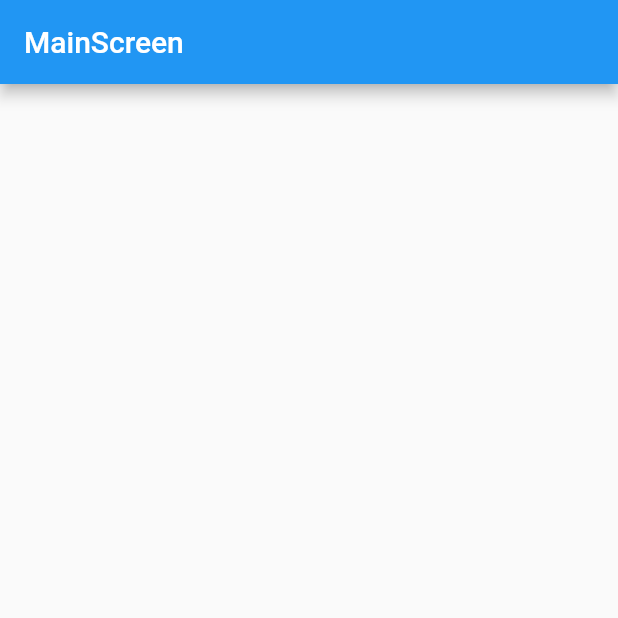
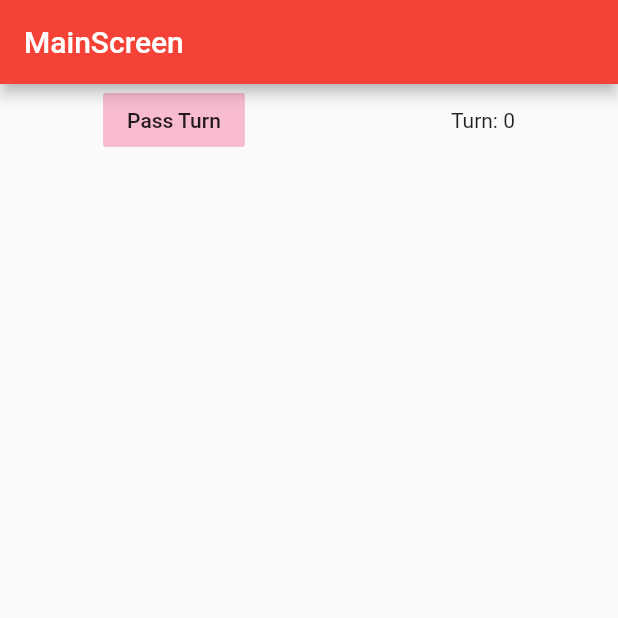
Before and after one commit to jorgegh2/Dungeons-and-Dragons-Order-Turns-App, a Flutter app: the screen it shows after launch, on a phone screen of 412 x 824 dp, the top half of it. Run offline on Flutter 3.47's test engine with Material 2 defaults, Android fonts, the phone set to English and light mode, and no system bars; our stand-ins replace cloud_firestore; accounts and stored records are empty.

Commit message:
order turn with "Pass Turn" and turn counter done

```diff
--- a/dungeons_and_dragons_order_turns/lib/main.dart
+++ b/dungeons_and_dragons_order_turns/lib/main.dart
@@ -13,16 +13,53 @@ class MyApp extends StatelessWidget {
   }
 }
 
-class MainScreen extends StatelessWidget {
+class MainScreen extends StatefulWidget {
+  @override
+  _MainScreenState createState() => _MainScreenState();
+}
+
+class _MainScreenState extends State<MainScreen> {
+  int current_turn = 0;
   @override
   Widget build(BuildContext context) {
     final db = Firestore.instance;
     return Scaffold(
       appBar: AppBar(
+        backgroundColor: Colors.red,
         title: Text("MainScreen"),
       ),
-      body: StreamBuilder(
-        stream: db.collection('test').snapshots(),
+      body: Column(
+        children: <Widget>[
+          Row(
+            mainAxisAlignment: MainAxisAlignment.spaceAround,
+            children: <Widget>[
+              FlatButton(
+                color: Colors.pink[100],
+                child: Text("Pass Turn"),
+                onPressed: () {
+                  db.collection('Characters').getDocuments().then((snapshot) {
+                    for (DocumentSnapshot ds in snapshot.documents) {
+                      Map<String, dynamic> newData = new Map<String, dynamic>();
+                      newData['Turn'] = ds.data['Turn'] - 1;
+                      if(newData['Turn'] == 0)
+                      newData['Turn'] = snapshot.documents.length;
+                      ds.reference.updateData(newData);
+                      if(ds.data['OriginalFirst'] && newData['Turn'] == 1)
+                      {
+                        setState(() {
+                          ++current_turn;
+                        });
+                      }
+                    }
+                  });
+                },
+              ),
+              Text("Turn: $current_turn"),
+            ],
+          ),
+          Expanded(
+            child: StreamBuilder(
+              stream: db.collection('Characters').orderBy("Turn").snapshots(),
               builder: (context, AsyncSnapshot<QuerySnapshot> snapshot) {
                 if (snapshot.hasError) {
                   return Center(child: Text(snapshot.error.toString()));
@@ -37,11 +74,16 @@ class MainScreen extends StatelessWidget {
                     itemCount: docs.length,
                     itemBuilder: (context, index) {
                       return ListTile(
-                  title: Text(docs[index].data["class"]),
+                        title: Text(docs[index].data["CharacterName"]),
+                        subtitle: Text(
+                            docs[index].data["InitiativeValue"].toString()),
                       );
                     });
               },
             ),
+          ),
+        ],
+      ),
     );
   }
 }
```
Lines whose indentation alone changed are shown as unchanged.
